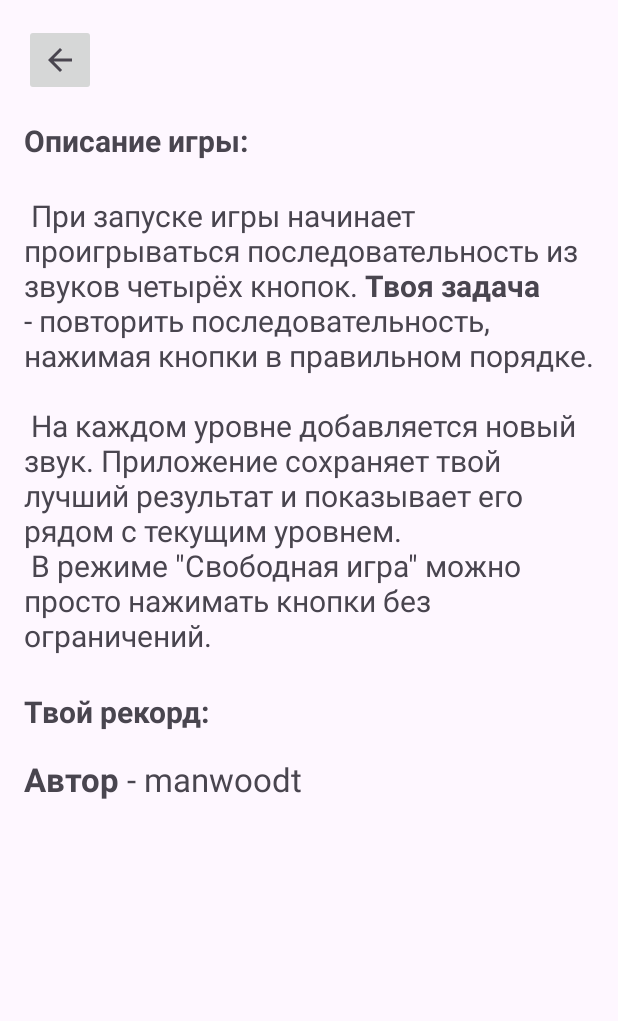
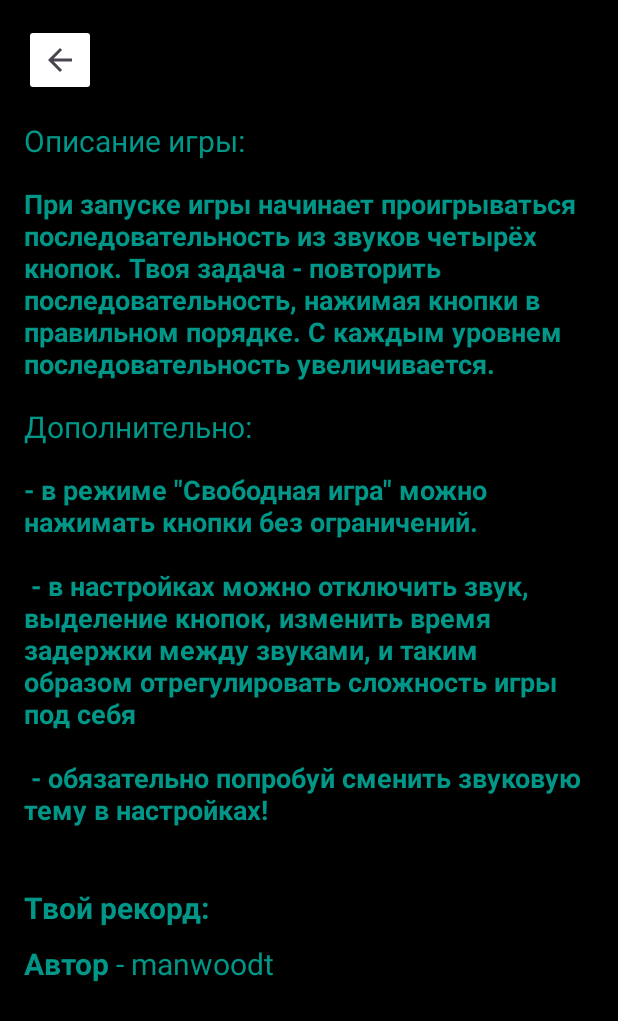
Before and after one commit to manwoodt/MyFirstGame, an Android app: the layout fragment_about.xml on its own in the app's theme, with its tools: preview values and no code run, on a phone screen of 412 x 824 dp. Shown: the top 1021 px of the screen. Run offline under Robolectric (Android 15) with nearby library versions, the phone set to English and light mode, and no system bars.

Commit message:
change UI and description in AboutFragment

```diff
--- a/app/src/main/java/com/example/MyFirstGame/AboutFragment.kt
+++ b/app/src/main/java/com/example/MyFirstGame/AboutFragment.kt
@@ -1,6 +1,7 @@
 package com.example.MyFirstGame
 
 import android.os.Bundle
+import android.text.Html
 import androidx.fragment.app.Fragment
 import android.view.LayoutInflater
 import android.view.View
@@ -28,17 +29,12 @@ class AboutFragment : Fragment() {
         loadHighScore()
     }
 
+
     private fun loadHighScore() {
         val sharedPref =
             requireActivity().getSharedPreferences("HighScore", AppCompatActivity.MODE_PRIVATE)
         highScore = sharedPref.getInt("HighScore", 0)
-        binding.textViewHighscore.text = "\nТвой рекорд: $highScore"
-    }
-
-    companion object {
-        @JvmStatic
-        fun newInstance() =
-            AboutFragment()
+        binding.textViewHighscore.text = "Твой рекорд: $highScore"
     }
 
 }
--- a/app/src/main/java/com/example/MyFirstGame/MenuFragment.kt
+++ b/app/src/main/java/com/example/MyFirstGame/MenuFragment.kt
@@ -27,8 +27,4 @@ class MenuFragment : Fragment() {
         return binding.root
     }
 
-    companion object {
-        fun newInstance() =
-            MenuFragment()
-    }
 }
--- a/app/src/main/java/com/example/MyFirstGame/SettingsFragment.kt
+++ b/app/src/main/java/com/example/MyFirstGame/SettingsFragment.kt
@@ -12,7 +12,6 @@ import androidx.appcompat.app.AppCompatActivity
 import androidx.navigation.fragment.findNavController
 import com.example.MyFirstGame.databinding.FragmentSettingsBinding
 
-//enum class SoundThemes {BIRDS, LAUGH, SCREAM, GAME}
 
 
 class SettingsFragment : Fragment(), AdapterView.OnItemSelectedListener {
--- a/app/src/main/res/layout/fragment_about.xml
+++ b/app/src/main/res/layout/fragment_about.xml
@@ -4,6 +4,7 @@
     xmlns:tools="http://schemas.android.com/tools"
     android:layout_width="match_parent"
     android:layout_height="match_parent"
+    android:background="@color/black"
     tools:context=".AboutFragment">
 
     <ImageButton
@@ -12,6 +13,8 @@
         android:layout_height="48dp"
         android:layout_marginStart="16dp"
         android:layout_marginTop="16dp"
+        android:backgroundTint="@color/white"
+        android:contentDescription="@string/back_button_description"
         android:src="?attr/homeAsUpIndicator"
         app:layout_constraintStart_toStartOf="parent"
         app:layout_constraintTop_toTopOf="parent" />
@@ -19,13 +22,13 @@
     <ScrollView
         android:layout_width="0dp"
         android:layout_height="0dp"
-        app:layout_constraintStart_toStartOf="parent"
-        app:layout_constraintEnd_toEndOf="parent"
-        app:layout_constraintTop_toBottomOf="@+id/buttonBack"
-        app:layout_constraintBottom_toBottomOf="parent"
         android:layout_marginStart="16dp"
         android:layout_marginTop="16dp"
-        android:layout_marginEnd="16dp">
+        android:layout_marginEnd="16dp"
+        app:layout_constraintBottom_toBottomOf="parent"
+        app:layout_constraintEnd_toEndOf="parent"
+        app:layout_constraintStart_toStartOf="parent"
+        app:layout_constraintTop_toBottomOf="@+id/buttonBack">
 
         <LinearLayout
             android:layout_width="match_parent"
@@ -33,27 +36,62 @@
             android:orientation="vertical">
 
             <TextView
+                android:id="@+id/textView5"
+                android:layout_width="match_parent"
+                android:layout_height="wrap_content"
+                android:text="@string/Description_name"
+                android:textColor="@color/button_color_2"
+                android:textSize="20dp" />
+
+            <TextView
                 android:id="@+id/textView2"
                 android:layout_width="match_parent"
                 android:layout_height="wrap_content"
                 android:text="@string/Description"
-                android:textAlignment="viewStart"
+                android:textColor="@color/button_color_2"
+                android:textColorHighlight="@color/white"
+                android:layout_marginTop="16dp"
+                android:layout_marginBottom="16dp"
+                android:textSize="18sp"
+                android:textStyle="normal|bold" />
+
+            <TextView
+                android:id="@+id/textView6"
+                android:layout_width="match_parent"
+                android:layout_height="wrap_content"
+                android:text="@string/FreePlay_and_settings_name"
+                android:textColor="@color/button_color_2"
                 android:textSize="20sp" />
+
+            <TextView
+                android:id="@+id/textView4"
+                android:layout_width="match_parent"
+                android:layout_height="wrap_content"
+                android:text="@string/FreePlay_and_settings"
+                android:textColor="@color/button_color_2"
+                android:layout_marginTop="16dp"
+                android:layout_marginBottom="16dp"
+                android:textSize="18sp"
+                android:textStyle="normal|bold" />
 
             <TextView
                 android:id="@+id/textViewHighscore"
                 android:layout_width="match_parent"
-                android:layout_height="67dp"
+                android:layout_height="wrap_content"
+                android:layout_marginTop="0dp"
                 android:text="@string/record"
+                android:textColor="@color/button_color_2"
                 android:textSize="20sp" />
 
             <TextView
                 android:id="@+id/textView3"
                 android:layout_width="match_parent"
                 android:layout_height="wrap_content"
+                android:layout_marginTop="10dp"
                 android:text="@string/Author"
-                android:textAlignment="viewStart"
-                android:textSize="22sp" />
+                android:textColor="@color/button_color_2"
+                android:textColorHighlight="@color/white"
+                android:textSize="20sp" />
         </LinearLayout>
     </ScrollView>
 </androidx.constraintlayout.widget.ConstraintLayout>
--- a/app/src/main/res/values/strings.xml
+++ b/app/src/main/res/values/strings.xml
@@ -3,7 +3,20 @@
     <!-- TODO: Remove or change this placeholder text -->
     <string name="hello_blank_fragment">Hello blank fragment</string>
     <string name="Author"><b>Автор</b> - manwoodt</string>
-    <string name="Description"><b>Описание игры:</b>\n\n   При запуске игры начинает проигрываться последовательность из звуков четырёх кнопок. <b>Твоя задача</b> - повторить последовательность, нажимая кнопки в правильном порядке.\n\n    На каждом уровне добавляется новый звук. Приложение сохраняет твой лучший результат и показывает его рядом с текущим уровнем.\n В режиме \"Свободная игра\" можно просто нажимать кнопки без ограничений.</string>
+    <string name="Description_name">Описание игры:</string>
+
+    <string name="Description">При запуске игры начинает проигрываться последовательность из звуков четырёх кнопок.
+        <b>Твоя задача</b> - повторить последовательность, нажимая кнопки в правильном порядке.
+        C каждым уровнем последовательность увеличивается.
+        </string>
+
+    <string name="FreePlay_and_settings_name">Дополнительно:
+    </string>
+    <string name="FreePlay_and_settings">
+       - в режиме \"Свободная игра\" можно нажимать кнопки без ограничений.\n\n
+        - в настройках можно отключить звук, выделение кнопок, изменить время задержки между звуками, и таким образом отрегулировать сложность игры под себя\n\n
+       - обязательно попробуй сменить звуковую тему в настройках!
+    </string>
     <string name="record">\n<b>Твой рекорд: </b></string>
     <!-- Preference Titles -->
     <string name="messages_header">Messages</string>
@@ -19,6 +32,7 @@
     <string name="attachment_summary_on">Automatically download attachments for incoming emails
     </string>
     <string name="attachment_summary_off">Only download attachments when manually requested</string>
+    <string name="back_button_description">Кнопка назад</string>
     <string-array name="spinner_choices">
         <item>Птички</item>
         <item>Игра</item>
```
